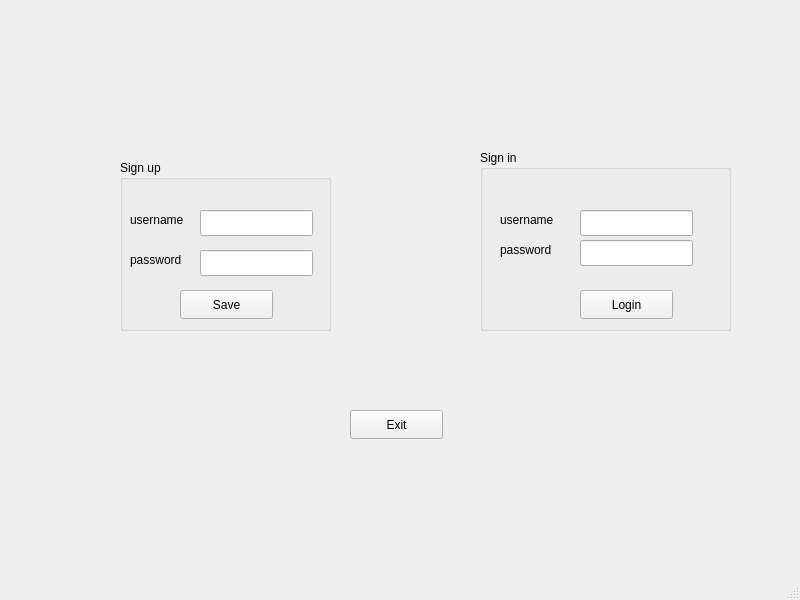
This is Tic_Tac_Toe/mainwindow.ui in DoDoz015/Tic-Tac-Toe as Qt 5 draws it before an edit. The edited form follows.
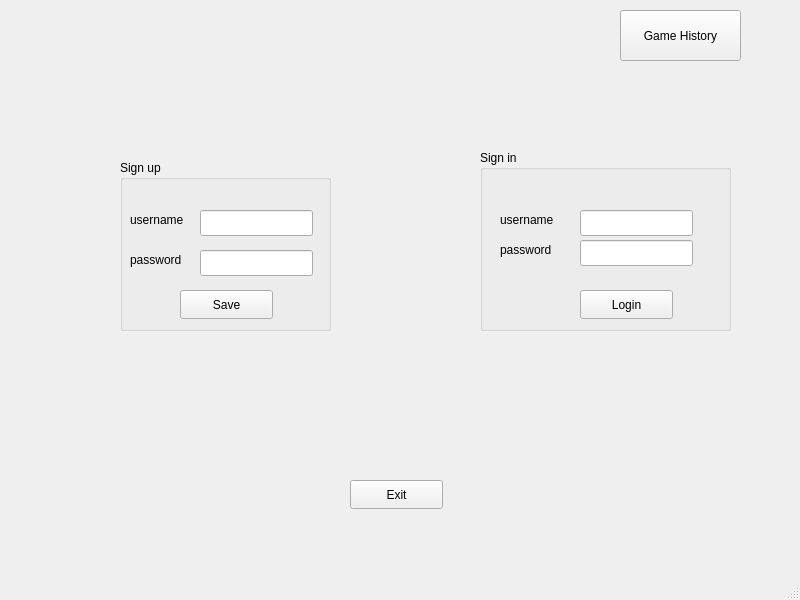
This is the edited form.

Patch:
```diff
--- a/Tic_Tac_Toe/mainwindow.ui
+++ b/Tic_Tac_Toe/mainwindow.ui
@@ -162,7 +162,7 @@
     <property name="geometry">
      <rect>
       <x>350</x>
-      <y>410</y>
+      <y>480</y>
       <width>93</width>
       <height>29</height>
      </rect>
@@ -171,6 +171,19 @@
      <string>Exit</string>
     </property>
    </widget>
+   <widget class="QPushButton" name="Game_History">
+    <property name="geometry">
+     <rect>
+      <x>620</x>
+      <y>10</y>
+      <width>121</width>
+      <height>51</height>
+     </rect>
+    </property>
+    <property name="text">
+     <string>Game History</string>
+    </property>
+   </widget>
   </widget>
   <widget class="QMenuBar" name="menubar">
    <property name="geometry">
```
Left out of the diff: 8 changed lines with no effect on the pictures.
